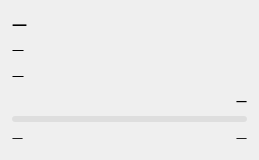
AaryaTalgaonkar/openvpn3-gui, file forms/certificatebox.ui: the form before one commit.
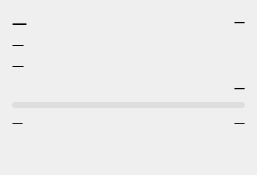
The form after the commit. The open tabs and pages were chosen to show the change.

Commit message: add status pill and guidance labels

```diff
--- a/forms/certificatebox.ui
+++ b/forms/certificatebox.ui
@@ -2,16 +2,24 @@
 <ui version="4.0">
  <class>CertificateBox</class>
  <widget class="QFrame" name="certInfoFrame">
+  <property name="geometry">
+   <rect>
+    <x>0</x>
+    <y>0</y>
+    <width>250</width>
+    <height>175</height>
+   </rect>
+  </property>
   <property name="minimumSize">
    <size>
     <width>0</width>
-    <height>160</height>
+    <height>175</height>
    </size>
   </property>
   <property name="maximumSize">
    <size>
     <width>16777215</width>
-    <height>160</height>
+    <height>175</height>
    </size>
   </property>
   <property name="styleSheet">
@@ -229,6 +237,11 @@
         <number>0</number>
        </property>
        <item>
+        <layout class="QHBoxLayout" name="certTopRow">
+         <property name="spacing">
+          <number>6</number>
+         </property>
+         <item>
         <widget class="QLabel" name="certUsernameLabel">
          <property name="font">
           <font>
@@ -243,6 +256,44 @@
         </widget>
        </item>
        <item>
+          <spacer name="certTopRowSpacer">
+           <property name="orientation">
+            <enum>Qt::Orientation::Horizontal</enum>
+           </property>
+           <property name="sizeHint" stdset="0">
+            <size>
+             <width>40</width>
+             <height>20</height>
+            </size>
+           </property>
+          </spacer>
+         </item>
+         <item>
+          <widget class="QLabel" name="certStatusLabel">
+           <property name="minimumSize">
+            <size>
+             <width>0</width>
+             <height>20</height>
+            </size>
+           </property>
+           <property name="font">
+            <font>
+             <family>Titillium Web</family>
+             <pointsize>8</pointsize>
+             <bold>true</bold>
+            </font>
+           </property>
+           <property name="text">
+            <string>—</string>
+           </property>
+           <property name="alignment">
+            <set>Qt::AlignmentFlag::AlignCenter</set>
+           </property>
+          </widget>
+         </item>
+        </layout>
+       </item>
+       <item>
         <widget class="QLabel" name="certInstituteLabel">
          <property name="font">
           <font>
@@ -374,6 +425,40 @@
          </item>
         </layout>
        </item>
+       <item>
+        <spacer name="verticalSpacer">
+         <property name="orientation">
+          <enum>Qt::Orientation::Vertical</enum>
+         </property>
+        </spacer>
+       </item>
+       <item>
+        <widget class="QLabel" name="certGuidanceLabel">
+         <property name="font">
+          <font>
+           <family>Titillium Web</family>
+           <pointsize>8</pointsize>
+          </font>
+         </property>
+         <property name="text">
+          <string/>
+         </property>
+         <property name="alignment">
+          <set>Qt::AlignmentFlag::AlignLeading</set>
+         </property>
+         <property name="wordWrap">
+          <bool>true</bool>
+         </property>
+        </widget>
+       </item>
+
+              <item>
+        <spacer name="verticalSpacer">
+         <property name="orientation">
+          <enum>Qt::Orientation::Vertical</enum>
+         </property>
+        </spacer>
+       </item>
       </layout>
      </widget>
     </widget>
```
Left out of the diff: 18 changed lines with no effect on the pictures. Lines whose indentation alone changed are shown as unchanged. The commit also changes 2 other files.
